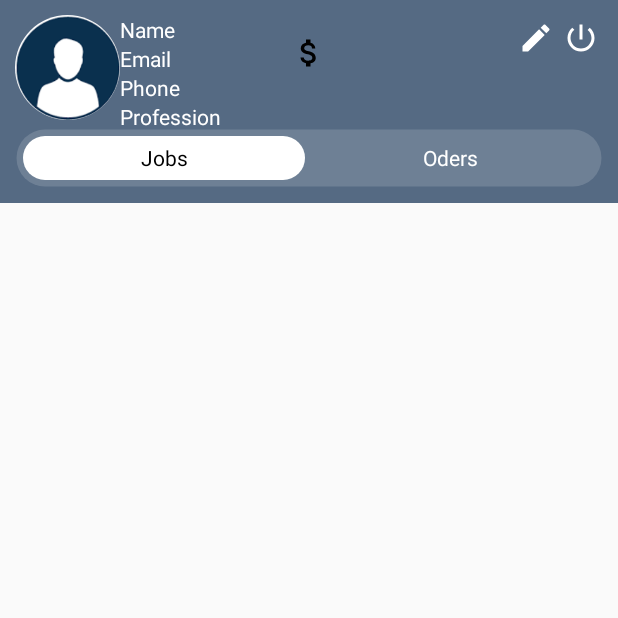
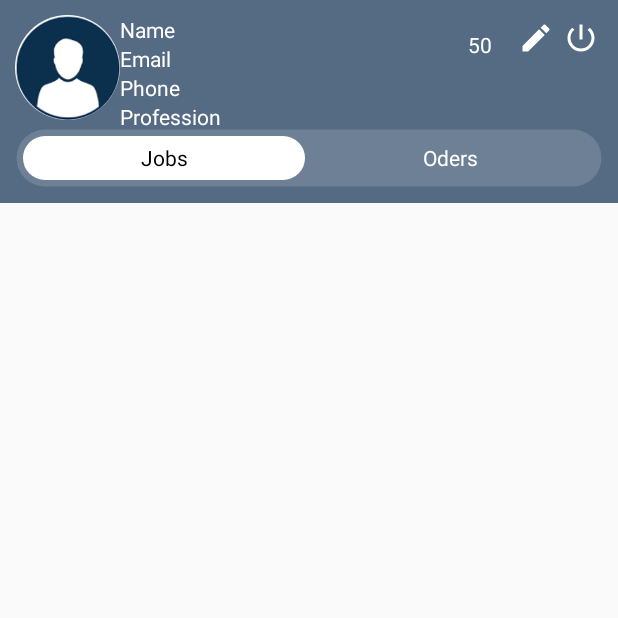
Before and after one commit to Kimkims1/Online-Nike-store, an Android app: the DashBoardActivity screen opened directly, with no data from a screen before it, on a phone screen of 412 x 824 dp, the top half of it. Run offline under Robolectric (Android 15) with nearby library versions, the phone set to English and light mode, and no system bars; our stand-ins replace Firebase (no records; nobody signed in at launch, a user with empty details on screens opened directly); plain views replace CircularImageView.

Commit message:
nike store

```diff
--- a/app/src/main/AndroidManifest.xml
+++ b/app/src/main/AndroidManifest.xml
@@ -9,7 +9,8 @@
         android:roundIcon="@mipmap/ic_launcher_round"
         android:supportsRtl="true"
         android:theme="@style/AppTheme">
-        <activity android:name=".RegisterActivity"></activity>
+        <activity android:name=".EditProfileActivity"></activity>
+        <activity android:name=".RegisterActivity" />
         <activity android:name=".DashBoardActivity" />
         <activity android:name=".LoginActivity">
             <intent-filter>
--- a/app/src/main/java/com/carldroid/firebaseauthtest/DashBoardActivity.java
+++ b/app/src/main/java/com/carldroid/firebaseauthtest/DashBoardActivity.java
@@ -1,21 +1,43 @@
 package com.carldroid.firebaseauthtest;
 
+import android.app.ProgressDialog;
+import android.content.Intent;
+import android.os.Bundle;
+import android.view.View;
+import android.widget.ImageButton;
+import android.widget.ImageView;
+import android.widget.TextView;
+import android.widget.Toast;
+
+import androidx.annotation.NonNull;
 import androidx.appcompat.app.ActionBar;
 import androidx.appcompat.app.AppCompatActivity;
 import androidx.recyclerview.widget.RecyclerView;
 
-import android.os.Bundle;
-import android.widget.EditText;
-import android.widget.ImageButton;
-import android.widget.TextView;
+import com.google.android.gms.tasks.OnCompleteListener;
+import com.google.android.gms.tasks.OnFailureListener;
+import com.google.android.gms.tasks.Task;
+import com.google.firebase.auth.FirebaseAuth;
+import com.google.firebase.auth.FirebaseUser;
+import com.google.firebase.firestore.CollectionReference;
+import com.google.firebase.firestore.DocumentReference;
+import com.google.firebase.firestore.DocumentSnapshot;
+import com.google.firebase.firestore.FirebaseFirestore;
+import com.google.firebase.firestore.QueryDocumentSnapshot;
+import com.google.firebase.firestore.QuerySnapshot;
 
 public class DashBoardActivity extends AppCompatActivity {
 
-    private TextView nameTv,proffesionTv,emailTv,tabsJobsTv,tabAppliedJobsTv;
-    private EditText searchJobEt;
+    private TextView nameTv, balanceTv, professionTv, phoneTv, emailTv, tabsJobsTv, tabAppliedJobsTv;
     private RecyclerView AllJobsRv;
 
-    private ImageButton checkBalBtn,logoutBtn,editProfileBtn;
+    private ImageButton logoutBtn, editProfileBtn;
+    private ImageView profileIv;
+
+    private FirebaseAuth firebaseAuth;
+    private FirebaseFirestore firebaseFirestore;
+    private CollectionReference collectionReference;
+    private ProgressDialog progressDialog;
 
     @Override
     protected void onCreate(Bundle savedInstanceState) {
@@ -26,5 +48,92 @@ public class DashBoardActivity extends AppCompatActivity {
         if (actionBar != null) {
             actionBar.hide();
         }
+
+        nameTv = findViewById(R.id.nameTv);
+        professionTv = findViewById(R.id.professionTv);
+        emailTv = findViewById(R.id.emailTv);
+        tabsJobsTv = findViewById(R.id.tabsJobsTv);
+        tabAppliedJobsTv = findViewById(R.id.tabAppliedJobsTv);
+        AllJobsRv = findViewById(R.id.AllJobsRv);
+        balanceTv = findViewById(R.id.balanceTv);
+        logoutBtn = findViewById(R.id.logoutBtn);
+        editProfileBtn = findViewById(R.id.editProfileBtn);
+        profileIv = findViewById(R.id.profileIv);
+        phoneTv = findViewById(R.id.phoneTv);
+
+        firebaseAuth = FirebaseAuth.getInstance();
+        firebaseFirestore = FirebaseFirestore.getInstance();
+
+
+        progressDialog = new ProgressDialog(this);
+        checkUser();
+
+
+        logoutBtn.setOnClickListener(new View.OnClickListener() {
+            @Override
+            public void onClick(View v) {
+                firebaseAuth.signOut();
+                checkUser();
+            }
+        });
+
+        editProfileBtn.setOnClickListener(new View.OnClickListener() {
+            @Override
+            public void onClick(View v) {
+                //open edit profile activity
+                startActivity(new Intent(DashBoardActivity.this, EditProfileActivity.class));
+                finish();
+            }
+        });
+    }
+
+    private void checkUser() {
+
+        FirebaseUser firebaseUser = firebaseAuth.getCurrentUser();
+        if (firebaseUser == null) {
+            startActivity(new Intent(DashBoardActivity.this, LoginActivity.class));
+
+        } else {
+            loadMyInfo();
+        }
+
+    }
+
+    private void loadMyInfo() {
+
+        firebaseFirestore.collection("users")
+                .get()
+                .addOnCompleteListener(new OnCompleteListener<QuerySnapshot>() {
+                    @Override
+                    public void onComplete(@NonNull Task<QuerySnapshot> task) {
+
+                        if (task.isSuccessful()) {
+                            for (QueryDocumentSnapshot document : task.getResult()) {
+                                String name = "" + document.getString("name");
+                                String email = "" + document.getString("email");
+                                String phone = "" + document.getString("phone");
+                                String profession = "" + document.getString("profession");
+                                String balance = "" + document.getString("balance");
+
+                                nameTv.setText(name);
+                                emailTv.setText(email);
+                                phoneTv.setText(phone);
+                                professionTv.setText(profession);
+                                balanceTv.setText(balance);
+
+                            }
+                        } else {
+                            // Log.d(TAG, "Error getting documents: ", task.getException());
+                            Toast.makeText(DashBoardActivity.this, "Error getting documents " + task.getException(), Toast.LENGTH_SHORT).show();
+                        }
+
+                    }
+                }).addOnFailureListener(new OnFailureListener() {
+            @Override
+            public void onFailure(@NonNull Exception e) {
+
+                Toast.makeText(DashBoardActivity.this, e.getMessage(), Toast.LENGTH_SHORT).show();
+            }
+        });
     }
 }
--- a/app/src/main/res/layout/activity_dash_board.xml
+++ b/app/src/main/res/layout/activity_dash_board.xml
@@ -31,14 +31,15 @@
             android:background="@null"
             android:src="@drawable/ic_edit_white" />
 
-        <ImageButton
-            android:id="@+id/checkBalBtn"
+        <TextView
+            android:id="@+id/balanceTv"
             android:layout_width="30dp"
             android:layout_height="30dp"
             android:layout_centerHorizontal="true"
             android:layout_marginTop="10dp"
-            android:background="@null"
-            android:src="@drawable/ic_money" />
+            android:text="50"
+            android:layout_toStartOf="@id/editProfileBtn"
+            android:textColor="@color/colorWhite" />
 
 
         <com.blogspot.atifsoftwares.circularimageview.CircularImageView
@@ -55,8 +56,7 @@
             android:layout_height="wrap_content"
             android:layout_toEndOf="@id/profileIv"
             android:text="Name"
-            android:textColor="@color/colorWhite"
-            />
+            android:textColor="@color/colorWhite" />
 
         <TextView
             android:id="@+id/emailTv"
@@ -126,7 +126,7 @@
         android:layout_below="@+id/overallRl">
 
         <androidx.recyclerview.widget.RecyclerView
-            android:id="@+id/shopRv"
+            android:id="@+id/AllJobsRv"
             android:layout_width="match_parent"
             android:layout_height="wrap_content"
             android:layout_alignParentEnd="true"
--- a/app/src/main/res/layout/activity_main.xml
+++ b/app/src/main/res/layout/activity_main.xml
@@ -13,7 +13,7 @@
         android:layout_height="wrap_content"
         android:text="@string/login"
         android:textAlignment="center"
-        android:textColor="@color/colorBlack"
+        android:textColor="@color/colorblack"
         android:textSize="25sp" />
 
     <!---EditText: Input E-mail -->
@@ -70,7 +70,7 @@
         android:layout_marginTop="30sp"
         android:text="@string/forgot_password_recover_now"
         android:textAlignment="center"
-        android:textColor="@color/colorBlack" />
+        android:textColor="@color/colorblack" />
 
     <com.google.android.gms.common.SignInButton
         android:id="@+id/googleBtn"
@@ -89,7 +89,7 @@
         android:layout_marginBottom="20sp"
         android:text="@string/no_account_register"
         android:textAlignment="center"
-        android:textColor="@color/colorBlack" />
+        android:textColor="@color/colorblack" />
 
 
 </RelativeLayout>
--- a/app/src/main/res/layout/activity_register.xml
+++ b/app/src/main/res/layout/activity_register.xml
@@ -13,7 +13,7 @@
         android:layout_height="wrap_content"
         android:text="@string/welcome_to_cool_jobs_app"
         android:textAlignment="center"
-        android:textColor="@color/colorBlack"
+        android:textColor="@color/colorblack"
         android:textSize="25sp" />
 
     <com.google.android.material.textfield.TextInputLayout
@@ -68,7 +68,7 @@
         android:layout_below="@id/registerBtn"
         android:layout_marginTop="30sp"
         android:textAlignment="center"
-        android:textColor="@color/colorBlack"/>
+        android:textColor="@color/colorblack"/>
 
 
 </RelativeLayout>
--- a/app/src/main/res/values/strings.xml
+++ b/app/src/main/res/values/strings.xml
@@ -6,5 +6,5 @@
     <string name="forgot_password_recover_now">Forgot Password? Recover Now</string>
     <string name="no_account_register">No account? Register</string>
     <string name="welcome_to_cool_jobs_app">Welcome, Register Now</string>
-  <!-- <string name="default_web_client_id">316486405698-ta7ljre1e9g5nfi6vmif4ot5g87g224k.apps.googleusercontent.com</string>-->
+    <!-- <string name="default_web_client_id">316486405698-ta7ljre1e9g5nfi6vmif4ot5g87g224k.apps.googleusercontent.com</string>-->
 </resources>
```
Also changed, not shown: app/src/main/java/com/carldroid/firebaseauthtest/EditProfileActivity.java (added, +14 -0 lines), app/src/main/res/layout/activity_edit_profile.xml (added, +9 -0 lines).
